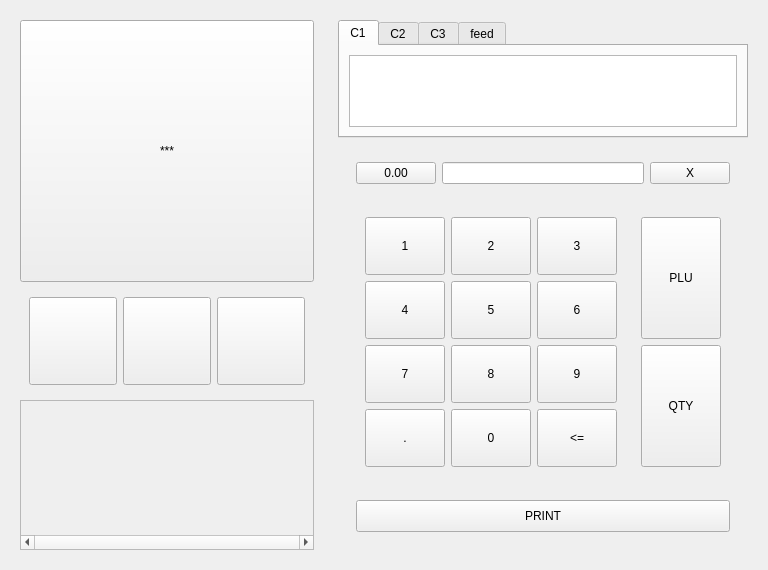
Before: the Qt Designer form common_support/ui/UI.ui in fazalfzl/choice, drawn with Qt 5.
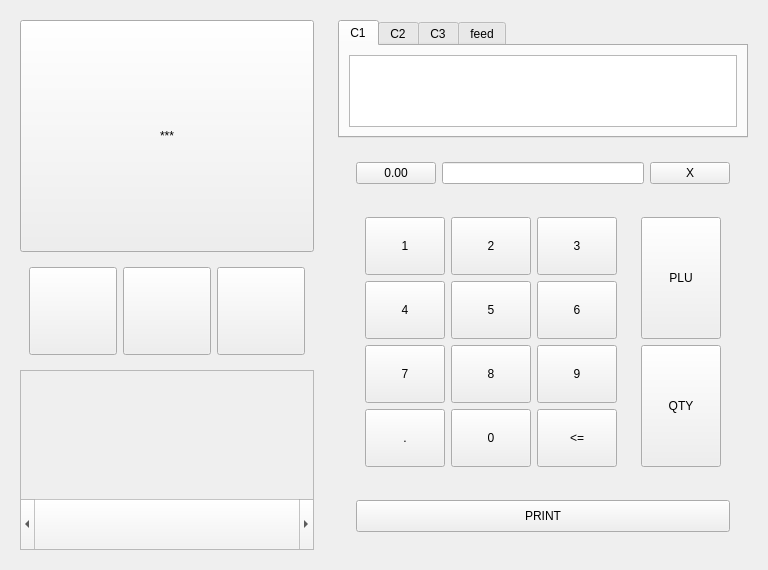
After: the same form once the commit is applied.

```diff
--- a/common_support/ui/UI.ui
+++ b/common_support/ui/UI.ui
@@ -89,17 +89,20 @@
         <property name="minimumSize">
          <size>
           <width>0</width>
-          <height>150</height>
+          <height>180</height>
          </size>
         </property>
         <property name="maximumSize">
          <size>
           <width>16777215</width>
-          <height>150</height>
+          <height>180</height>
          </size>
         </property>
         <property name="styleSheet">
-         <string notr="true"/>
+         <string notr="true">QScrollBar {
+width: 70px;
+height: 50px;
+}</string>
         </property>
         <property name="horizontalScrollBarPolicy">
          <enum>Qt::ScrollBarAlwaysOn</enum>
@@ -108,7 +111,14 @@
          <bool>true</bool>
         </property>
         <widget class="QWidget" name="SAWC_products">
-         <layout class="QHBoxLayout" name="horizontalLayout"/>
+         <layout class="QHBoxLayout" name="horizontalLayout">
+          <property name="topMargin">
+           <number>0</number>
+          </property>
+          <property name="bottomMargin">
+           <number>0</number>
+          </property>
+         </layout>
         </widget>
        </widget>
       </item>
```
